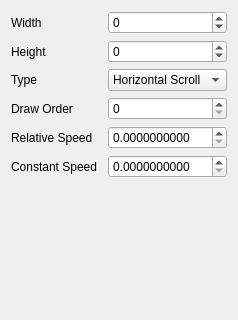
This is RetroEDv2/tools/sceneproperties/scenelayerpropertiesv5.ui in RSDKModding/RetroED as Qt 5 draws it before an edit; both pictures show x 0 to 238 and y 0 to 320 of the 238 by 473 pixel window. The edited form follows.
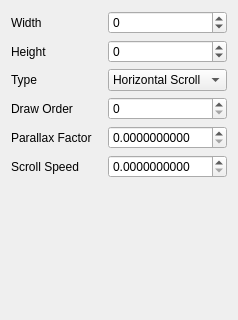
This is the edited form.

Patch:
```diff
--- a/RetroEDv2/tools/sceneproperties/scenelayerpropertiesv5.ui
+++ b/RetroEDv2/tools/sceneproperties/scenelayerpropertiesv5.ui
@@ -127,14 +127,14 @@
    <item row="5" column="0">
     <widget class="QLabel" name="label_5">
      <property name="text">
-      <string>Constant Speed</string>
+      <string>Scroll Speed</string>
      </property>
     </widget>
    </item>
    <item row="4" column="0">
     <widget class="QLabel" name="label_4">
      <property name="text">
-      <string>Relative Speed</string>
+      <string>Parallax Factor</string>
      </property>
     </widget>
    </item>
```
Left out of the diff: 4 changed lines with no effect on the pictures.
